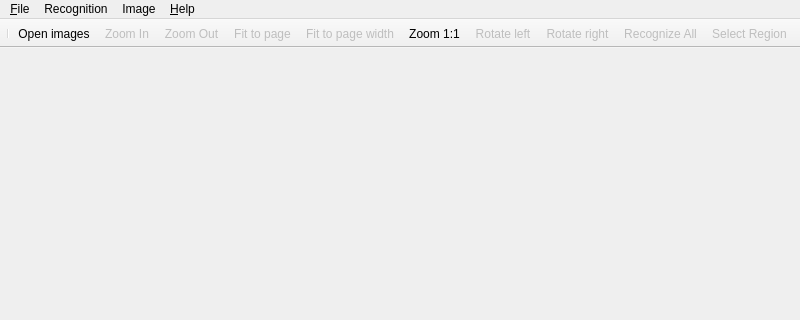
Qt form gui/mainwindow.ui (uliss/quneiform) before a commit; both pictures show x 0 to 800 and y 0 to 320 of the 800 by 600 pixel window.
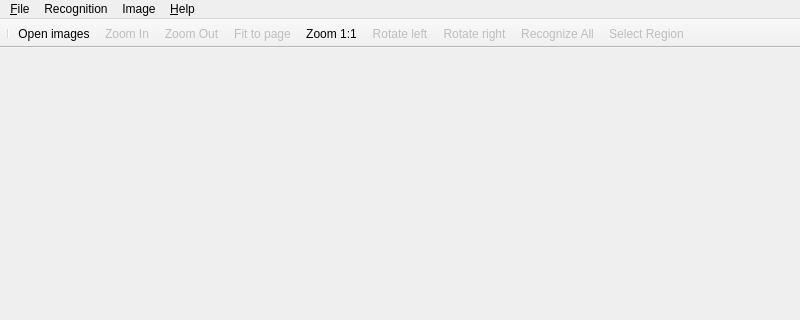
The same form after that commit. Icons and pictures are not drawn.

Commit message: Action without icon removed from main toolbar

```diff
--- a/gui/mainwindow.ui
+++ b/gui/mainwindow.ui
@@ -96,7 +96,6 @@
    <addaction name="actionZoom_In"/>
    <addaction name="actionZoom_Out"/>
    <addaction name="actionFitPage"/>
-   <addaction name="actionFitWidth"/>
    <addaction name="actionOriginalSize"/>
    <addaction name="actionRotateLeft"/>
    <addaction name="actionRotateRight"/>
```
